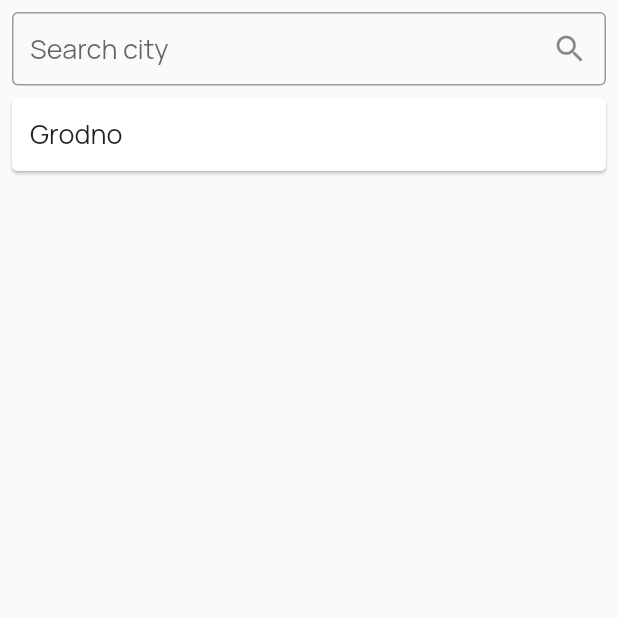
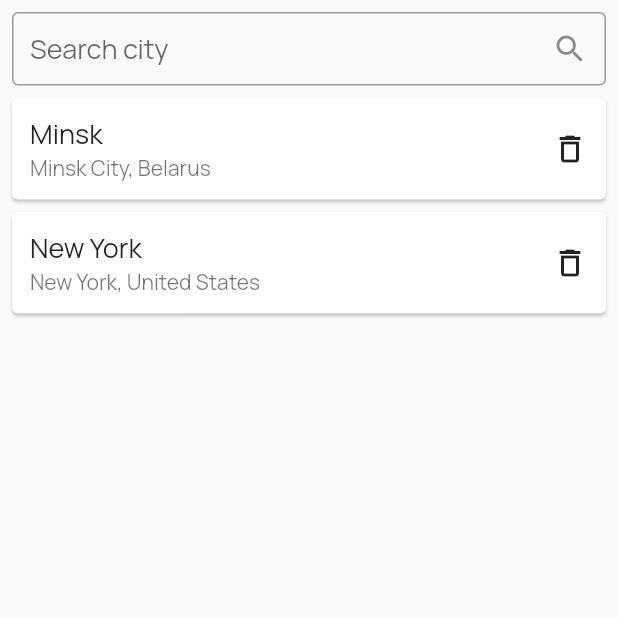
Before and after one commit to gugdun/WeatherApp, a Flutter app: the screen it shows after launch, on a phone screen of 412 x 824 dp, the top half of it. Run offline on Flutter 3.47's test engine with Material 2 defaults, Android fonts, the phone set to English and light mode, and no system bars; our stand-ins replace flutter_bloc, google_fonts.

Commit message:
Add city removal feature

```diff
--- a/lib/src/app.dart
+++ b/lib/src/app.dart
@@ -19,9 +19,16 @@ class App extends StatelessWidget {
             create: (BuildContext context) {
               var app = AppCubit();
               app.addPage(Coordinates(
-                city: 'Grodno',
-                admin: 'Grodno',
+                city: 'Minsk',
+                admin: 'Minsk City',
                 country: 'Belarus',
+                latitude: 0,
+                longitude: 0,
+              ));
+              app.addPage(Coordinates(
+                city: 'New York',
+                admin: 'New York',
+                country: 'United States',
                 latitude: 0,
                 longitude: 0,
               ));
--- a/lib/src/cubit/app_cubit.dart
+++ b/lib/src/cubit/app_cubit.dart
@@ -7,7 +7,7 @@ part 'app_state.dart';
 class AppCubit extends Cubit<AppState> {
   AppCubit() : super(AppInitial());
 
-  Future<void> addPage(Coordinates page) async {
+  void addPage(Coordinates page) {
     if (state is AppDefault) {
       var newPages = (state as AppDefault).pages;
       newPages.add(page);
@@ -17,5 +17,15 @@ class AppCubit extends Cubit<AppState> {
     }
   }
 
+  void removePage(Coordinates page) {
+    var newPages = (state as AppDefault).pages;
+    newPages.remove(page);
+    if (newPages.isEmpty) {
+      emit(AppInitial());
+    } else {
+      emit(AppDefault(pages: newPages));
+    }
+  }
+
   final PageController pageController = PageController();
 }
--- a/lib/src/widgets/app_pages.dart
+++ b/lib/src/widgets/app_pages.dart
@@ -7,6 +7,16 @@ import 'package:weather_app/src/screens/weather_screen.dart';
 class AppPages extends StatelessWidget {
   const AppPages({Key? key}) : super(key: key);
 
+  List<WeatherScreen> screens(AppState state) {
+    if (state is AppDefault) {
+      return state.pages
+          .map<WeatherScreen>((e) => WeatherScreen(city: e))
+          .toList();
+    } else {
+      return <WeatherScreen>[];
+    }
+  }
+
   @override
   Widget build(BuildContext context) {
     return BlocBuilder<AppCubit, AppState>(
@@ -15,10 +25,7 @@ class AppPages extends StatelessWidget {
           controller: context.read<AppCubit>().pageController,
           children: <Widget>[
             const CitiesScreen(),
-            ...(state as AppDefault)
-                .pages
-                .map<WeatherScreen>((e) => WeatherScreen(city: e))
-                .toList(),
+            ...screens(state),
           ],
         );
       },
--- a/lib/src/widgets/cities/cities_list.dart
+++ b/lib/src/widgets/cities/cities_list.dart
@@ -15,7 +15,7 @@ class CitiesList extends StatelessWidget {
           itemCount: state is AppDefault ? state.pages.length : 0,
           itemBuilder: (context, index) {
             if (state is AppDefault) {
-              return CityItem(text: state.pages[index].city);
+              return CityItem(city: state.pages[index]);
             }
             return Container();
           },
--- a/lib/src/widgets/cities/city_item.dart
+++ b/lib/src/widgets/cities/city_item.dart
@@ -1,10 +1,24 @@
 import 'package:flutter/material.dart';
-import 'package:google_fonts/google_fonts.dart';
+import 'package:flutter_bloc/flutter_bloc.dart';
+import 'package:weather_app/src/cubit/app_cubit.dart';
+import 'package:weather_app/src/entities/coordinates.dart';
+import 'package:weather_app/src/widgets/location.dart';
 
 class CityItem extends StatelessWidget {
-  const CityItem({Key? key, required this.text}) : super(key: key);
+  const CityItem({Key? key, required this.city}) : super(key: key);
 
-  final String text;
+  final Coordinates city;
+
+  Widget deleteIcon() {
+    return BlocBuilder<AppCubit, AppState>(
+      builder: (context, state) {
+        return GestureDetector(
+          onTap: () => context.read<AppCubit>().removePage(city),
+          child: const Icon(Icons.delete_outline),
+        );
+      },
+    );
+  }
 
   @override
   Widget build(BuildContext context) {
@@ -14,9 +28,12 @@ class CityItem extends StatelessWidget {
         margin: const EdgeInsets.all(0),
         child: Padding(
           padding: const EdgeInsets.all(12),
-          child: Text(
-            text,
-            style: GoogleFonts.manrope(fontSize: 18),
+          child: Row(
+            mainAxisAlignment: MainAxisAlignment.spaceBetween,
+            children: [
+              Location(city: city),
+              deleteIcon(),
+            ],
           ),
         ),
       ),
```
